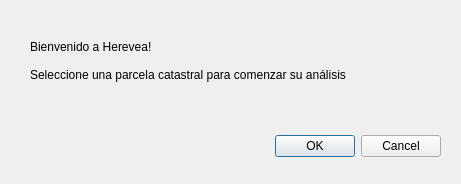
Before: the Qt Designer form Ui_Herevea.ui in rubenmarrufo/herevea, drawn with Qt 5.
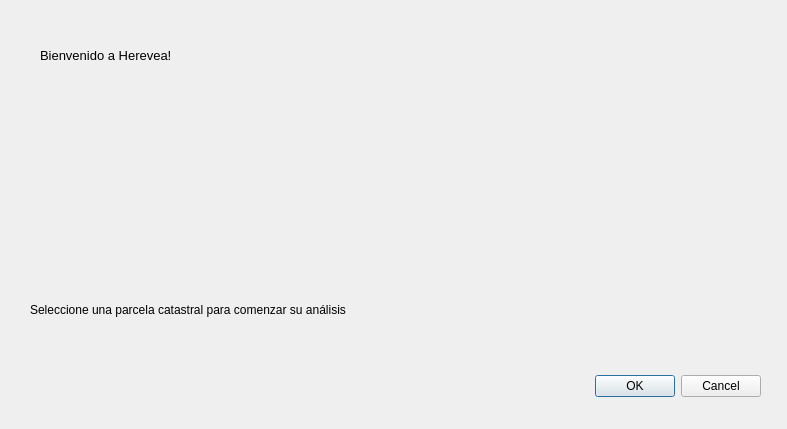
After: the same form once the commit is applied. Icons and pictures are not drawn.

Diff of the .ui file:
```diff
--- a/Ui_Herevea.ui
+++ b/Ui_Herevea.ui
@@ -6,8 +6,8 @@
    <rect>
     <x>0</x>
     <y>0</y>
-    <width>461</width>
-    <height>184</height>
+    <width>787</width>
+    <height>429</height>
    </rect>
   </property>
   <property name="windowTitle">
@@ -16,8 +16,8 @@
   <widget class="QDialogButtonBox" name="buttonBox">
    <property name="geometry">
     <rect>
-     <x>100</x>
-     <y>130</y>
+     <x>420</x>
+     <y>370</y>
      <width>341</width>
      <height>32</height>
     </rect>
@@ -32,16 +32,110 @@
   <widget class="QLabel" name="label">
    <property name="geometry">
     <rect>
-     <x>30</x>
-     <y>10</y>
-     <width>421</width>
-     <height>101</height>
+     <x>40</x>
+     <y>50</y>
+     <width>331</width>
+     <height>41</height>
     </rect>
    </property>
+   <property name="font">
+    <font>
+     <pointsize>10</pointsize>
+    </font>
+   </property>
    <property name="text">
     <string>Bienvenido a Herevea!
 
-Seleccione una parcela catastral para comenzar su análisis</string>
+</string>
+   </property>
+  </widget>
+  <widget class="QLabel" name="label_2">
+   <property name="geometry">
+    <rect>
+     <x>200</x>
+     <y>70</y>
+     <width>391</width>
+     <height>121</height>
+    </rect>
+   </property>
+   <property name="text">
+    <string/>
+   </property>
+   <property name="pixmap">
+    <pixmap>img/Herevea.png</pixmap>
+   </property>
+   <property name="scaledContents">
+    <bool>true</bool>
+   </property>
+  </widget>
+  <widget class="QLabel" name="label_3">
+   <property name="geometry">
+    <rect>
+     <x>190</x>
+     <y>220</y>
+     <width>131</width>
+     <height>41</height>
+    </rect>
+   </property>
+   <property name="text">
+    <string/>
+   </property>
+   <property name="pixmap">
+    <pixmap>img/FEDER.png</pixmap>
+   </property>
+   <property name="scaledContents">
+    <bool>true</bool>
+   </property>
+  </widget>
+  <widget class="QLabel" name="label_4">
+   <property name="geometry">
+    <rect>
+     <x>340</x>
+     <y>220</y>
+     <width>151</width>
+     <height>41</height>
+    </rect>
+   </property>
+   <property name="text">
+    <string/>
+   </property>
+   <property name="pixmap">
+    <pixmap>img/logoConsejeria.png</pixmap>
+   </property>
+   <property name="scaledContents">
+    <bool>true</bool>
+   </property>
+  </widget>
+  <widget class="QLabel" name="label_5">
+   <property name="geometry">
+    <rect>
+     <x>510</x>
+     <y>220</y>
+     <width>91</width>
+     <height>41</height>
+    </rect>
+   </property>
+   <property name="text">
+    <string/>
+   </property>
+   <property name="pixmap">
+    <pixmap>img/LogoAndalucia.png</pixmap>
+   </property>
+   <property name="scaledContents">
+    <bool>true</bool>
+   </property>
+  </widget>
+  <widget class="QLabel" name="label_6">
+   <property name="geometry">
+    <rect>
+     <x>30</x>
+     <y>300</y>
+     <width>451</width>
+     <height>19</height>
+    </rect>
+   </property>
+   <property name="text">
+    <string>Seleccione una parcela catastral para comenzar su análisis</string>
    </property>
   </widget>
  </widget>
```
